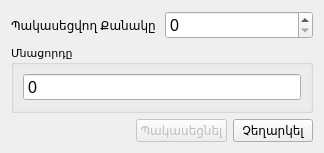
Before: the Qt Designer form src/subtractproduct.ui in ADCompany/AD-Farm, drawn with Qt 5.
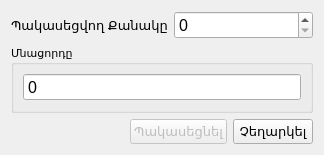
After: the same form once the commit is applied. Icons and pictures are not drawn.

Diff of the .ui file:
```diff
--- a/src/subtractproduct.ui
+++ b/src/subtractproduct.ui
@@ -25,6 +25,11 @@
     <layout class="QHBoxLayout" name="horizontalLayout">
      <item>
       <widget class="QLabel" name="label_2">
+       <property name="font">
+        <font>
+         <pointsize>10</pointsize>
+        </font>
+       </property>
        <property name="text">
         <string>Պակասեցվող Քանակը</string>
        </property>
@@ -118,6 +123,11 @@
        <property name="enabled">
         <bool>false</bool>
        </property>
+       <property name="font">
+        <font>
+         <pointsize>10</pointsize>
+        </font>
+       </property>
        <property name="text">
         <string>Պակասեցնել</string>
        </property>
@@ -129,6 +139,11 @@
      </item>
      <item>
       <widget class="QPushButton" name="btnCancel">
+       <property name="font">
+        <font>
+         <pointsize>10</pointsize>
+        </font>
+       </property>
        <property name="text">
         <string>Չեղարկել</string>
        </property>
```
